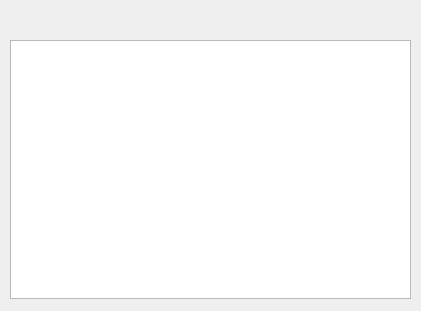
Above: src/OpenParEMg/Materials.ui from OpenParEM/OpenParEM before the change. Below: the same form after it.
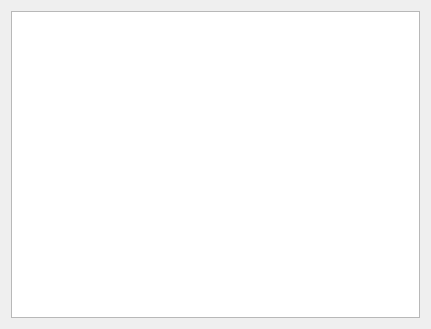
That is the form after the change.

Commit message: mostly finished materials editor

```diff
--- a/src/OpenParEMg/Materials.ui
+++ b/src/OpenParEMg/Materials.ui
@@ -6,50 +6,31 @@
    <rect>
     <x>0</x>
     <y>0</y>
-    <width>421</width>
-    <height>311</height>
+    <width>431</width>
+    <height>329</height>
    </rect>
   </property>
+  <property name="sizePolicy">
+   <sizepolicy hsizetype="Expanding" vsizetype="Expanding">
+    <horstretch>0</horstretch>
+    <verstretch>0</verstretch>
+   </sizepolicy>
+  </property>
   <property name="windowTitle">
    <string>Dialog</string>
   </property>
-  <widget class="QWidget" name="horizontalLayoutWidget_3">
-   <property name="geometry">
-    <rect>
-     <x>0</x>
-     <y>0</y>
-     <width>421</width>
-     <height>31</height>
-    </rect>
-   </property>
-   <layout class="QHBoxLayout" name="materialsMenuBar"/>
-  </widget>
-  <widget class="QFrame" name="materialsFrame">
-   <property name="geometry">
-    <rect>
-     <x>0</x>
-     <y>40</y>
-     <width>441</width>
-     <height>261</height>
-    </rect>
-   </property>
-   <property name="frameShape">
-    <enum>QFrame::Shape::NoFrame</enum>
-   </property>
-   <property name="frameShadow">
-    <enum>QFrame::Shadow::Plain</enum>
-   </property>
-   <widget class="QTreeView" name="materialsTreeView">
-    <property name="geometry">
-     <rect>
-      <x>10</x>
-      <y>0</y>
-      <width>401</width>
-      <height>259</height>
-     </rect>
-    </property>
-   </widget>
-  </widget>
+  <layout class="QVBoxLayout" name="verticalLayout">
+   <item>
+    <layout class="QHBoxLayout" name="materialsMenuBar">
+     <property name="sizeConstraint">
+      <enum>QLayout::SizeConstraint::SetNoConstraint</enum>
+     </property>
+    </layout>
+   </item>
+   <item>
+    <widget class="QTreeView" name="materialsTreeView"/>
+   </item>
+  </layout>
  </widget>
  <resources/>
  <connections/>
```
Left out of the diff: 2 changed lines with no effect on the pictures. The commit also changes 4 other files.
